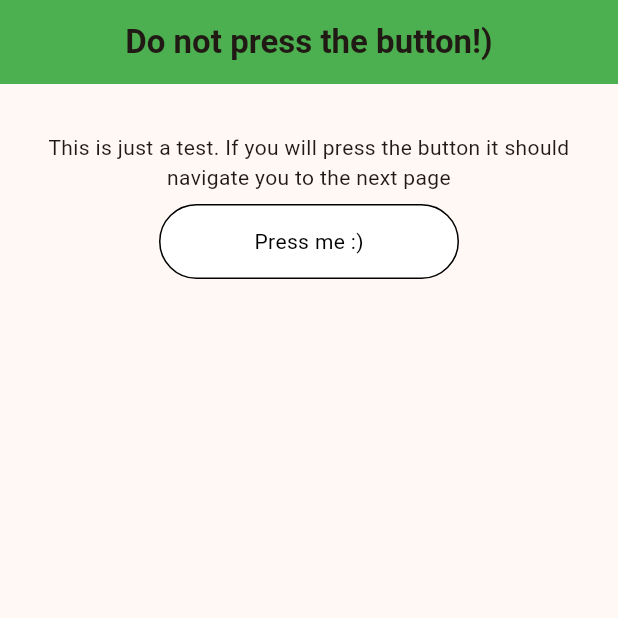
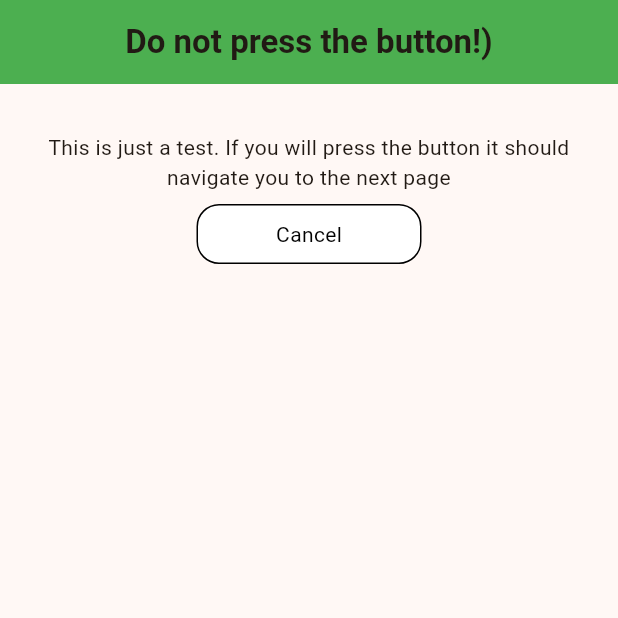
Before and after one commit to mykolapatyn/flutter_test, a Flutter app: the screen it shows after launch, on a phone screen of 412 x 824 dp, the top half of it. Run offline on Flutter 3.47's test engine with Material 3 defaults, Android fonts, the phone set to English and light mode, and no system bars.

Commit message:
refactored button widget

```diff
--- a/lib/start/start_page.dart
+++ b/lib/start/start_page.dart
@@ -37,15 +37,12 @@ class _StartPageState extends State<StartPage> {
               Padding(
                   padding: const EdgeInsets.only(top: 16.0),
                   child: MyButton(
-                    text: 'Press me again',
-                    backgroundColor: Colors.white,
-                    textColor: Colors.black,
-                    borderColor: Colors.black,
-                    widthSize: 200,
-                    heightSize: 50,
+                    isIcon: true,
+                    icon: Icons.account_circle_outlined,
+                    text: 'ok',
                     onTap: () {
                       Navigator.pop(context);
-                      },
+                    },
                   ))
             ],
           ),
--- a/lib/start/start_page2.dart
+++ b/lib/start/start_page2.dart
@@ -17,9 +17,9 @@ class _StartPage2State extends State<StartPage2> {
           backgroundColor: Colors.green,
           title: const Center(
               child: Text(
-                'Do not press the button!)',
-                style: TextStyle(fontWeight: FontWeight.bold),
-              ))),
+            'Do not press the button!)',
+            style: TextStyle(fontWeight: FontWeight.bold),
+          ))),
       body: Padding(
         padding: const EdgeInsets.symmetric(vertical: 32, horizontal: 32),
         child: Center(
@@ -33,15 +33,12 @@ class _StartPage2State extends State<StartPage2> {
               Padding(
                   padding: const EdgeInsets.only(top: 8.0),
                   child: MyButton(
-                      text: 'Press me :)',
-                      backgroundColor: Colors.white,
-                      textColor: Colors.black,
-                      borderColor: Colors.black,
-                      widthSize: 200,
-                      heightSize: 50,
+                      text: 'Cancel',
                       onTap: () {
-                        Navigator.push(context, MaterialPageRoute(
-                            builder: (context) => const StartPage()));
+                        Navigator.push(
+                            context,
+                            MaterialPageRoute(
+                                builder: (context) => const StartPage()));
                       }))
             ],
           ),
--- a/lib/widgets/buttons/button.dart
+++ b/lib/widgets/buttons/button.dart
@@ -1,26 +1,15 @@
 import 'package:flutter/material.dart';
 
 class MyButton extends StatelessWidget {
-  MyButton(
-      {super.key,
-      required this.text,
-      required this.backgroundColor,
-      this.icon,
-      required this.textColor,
-      required this.borderColor,
-      required this.widthSize,
-      required this.heightSize,
-      this.isIcon = false,
-      required this.onTap});
+  MyButton({super.key,
+    required this.text,
+    this.icon,
+    this.isIcon = false,
+    required this.onTap});
 
   final String text;
-  final Color backgroundColor;
-  final Color textColor;
-  final Color borderColor;
   final IconData? icon;
   final GestureTapCallback onTap;
-  double widthSize;
-  double heightSize;
   bool? isIcon;
 
   @override
@@ -28,17 +17,29 @@ class MyButton extends StatelessWidget {
     return GestureDetector(
       onTap: onTap,
       child: Container(
-        width: widthSize,
-        height: heightSize,
+        width: 150,
+        height: 40,
         decoration: BoxDecoration(
-            color: backgroundColor,
-            borderRadius: BorderRadius.circular(35),
-            border: Border.all(color: borderColor)),
+            color: Colors.white,
+            borderRadius: BorderRadius.circular(15),
+            border: Border.all(color: Colors.black)),
         child: Center(
-          child: Text(
+          child: isIcon == false
+              ? Text(
             text,
-            style: TextStyle(color: textColor),
-          ),
+            style: const TextStyle(color: Colors.black),
+          )
+              : Row(
+            mainAxisAlignment: MainAxisAlignment.center,
+            children: [
+              Icon(icon),
+              const SizedBox(width: 5),
+              Text(
+                text,
+                style: const TextStyle(color: Colors.black),
+              )
+            ],
+          )
         ),
       ),
     );
```
